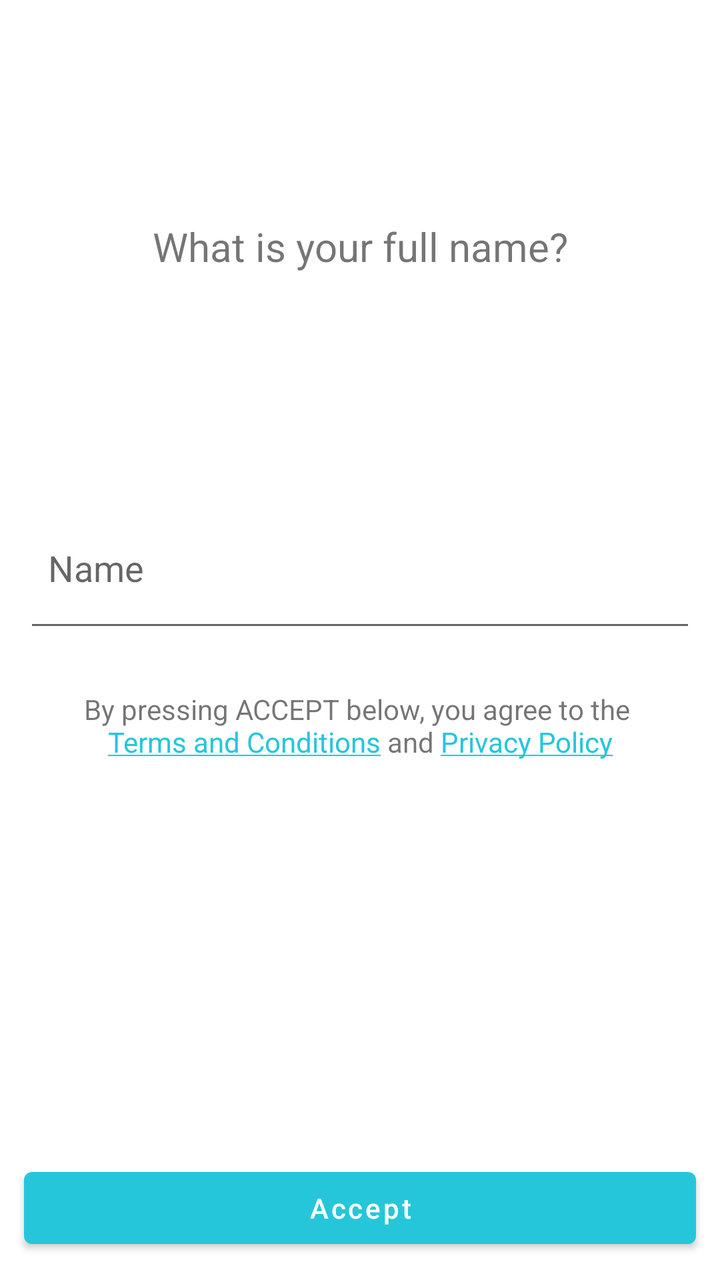
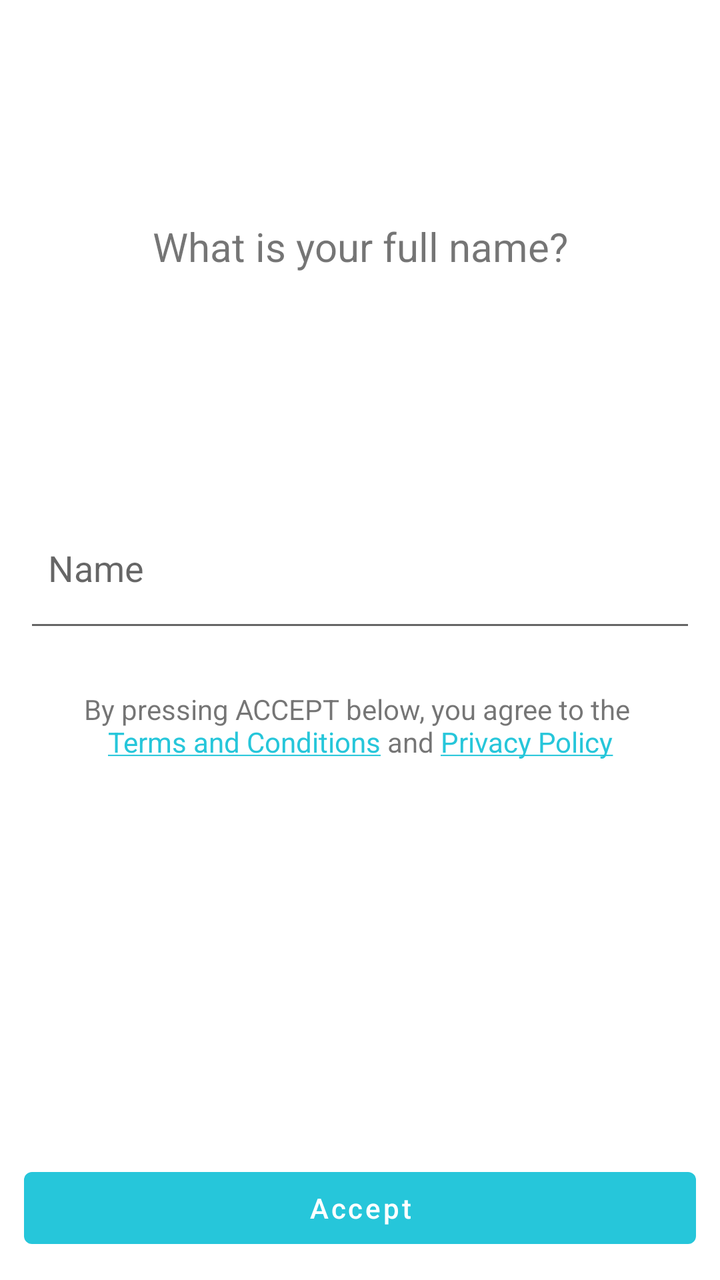

Two renders of the same Android screen: before a commit and after it. Below are the layout's source before the change and the commit's diff.
<!-- AndroidManifest.xml: activity theme LoggedOutTheme -->
<!-- res/layout/activity_terms.xml -->
<?xml version="1.0" encoding="utf-8"?>
<RelativeLayout
    xmlns:android="http://schemas.android.com/apk/res/android"
    xmlns:app="http://schemas.android.com/apk/res-auto"
    xmlns:tools="http://schemas.android.com/tools"
    android:layout_width="match_parent"
    android:layout_height="match_parent">
    <LinearLayout
        android:layout_width="match_parent"
        android:layout_height="match_parent"
        android:orientation="vertical"
        tools:context="com.oo0o0o.colorphoria.activities.loggedoutactivites.BirthdayActivity">


        <TextView
            android:id="@+id/name_prompt_text_view"
            android:layout_width="match_parent"
            android:layout_height="0dp"
            android:layout_weight="3"
            android:gravity="center"
            android:layout_margin="@dimen/activity_horizontal_margin"
            android:textSize="20sp"
            android:breakStrategy="simple"
            android:text="@string/enter_name" />

        <EditText
            android:id="@+id/name_edit_text"
            android:layout_width="match_parent"
            android:layout_height="0dp"
            android:layout_weight="1"
            android:hint="@string/name_placeholder"
            android:layout_marginLeft="@dimen/activity_horizontal_margin"
            android:layout_marginRight="@dimen/activity_horizontal_margin"
            android:padding="@dimen/activity_horizontal_margin"
            android:inputType="textCapWords" />

        <TextView
            android:id="@+id/terms_agreement_text_view"
            android:paddingTop="@dimen/activity_horizontal_margin"
            android:gravity="center|top"
            android:layout_width="match_parent"
            android:layout_height="0dp"
            android:layout_weight="3"
            android:layout_margin="@dimen/activity_horizontal_margin"
            android:textSize="14sp"
            android:breakStrategy="simple"
            android:text="@string/terms_info" />

        <Button
            android:id="@+id/terms_continue_button"
            android:layout_width="match_parent"
            android:layout_height="wrap_content"
            android:text="@string/terms_continue"
            android:gravity="center"
            android:layout_margin="@dimen/activity_horizontal_margin"
            android:textAllCaps="false"
            android:onClick="onAccept"/>
    </LinearLayout>

    <include layout="@layout/progress"></include>
</RelativeLayout>
<!-- res/layout/progress.xml (included above) -->
<?xml version="1.0" encoding="utf-8"?>
<RelativeLayout xmlns:android="http://schemas.android.com/apk/res/android"
android:id="@+id/progress_bar_layout"
android:layout_width="match_parent"
android:layout_height="match_parent"
android:background="#99000000"
android:visibility="gone">
<ProgressBar
    style="?android:attr/progressBarStyleLarge"
    android:layout_width="wrap_content"
    android:layout_height="wrap_content"
    android:id="@+id/progress_bar"
    android:layout_centerVertical="true"
    android:layout_centerHorizontal="true"
    android:indeterminate="true"
    android:visibility="visible"/>
</RelativeLayout>
<!-- resources referenced by this layout -->
<resources>
  <dimen name="activity_horizontal_margin">12dp</dimen>
  <string name="enter_name">What is your full name?</string>
  <string name="name_placeholder">Name</string>
  <string name="terms_continue">Accept</string>
  <string name="terms_info">By pressing ACCEPT below, you agree to the \n<a href="https://www.websitepolicies.com/policies/view/Qe1SlB">Terms and Conditions</a> and <a href="https://www.websitepolicies.com/policies/view/5Rij1h">Privacy Policy</a></string>
  <style name="LoggedOutTheme" parent="AppTheme">
          <item name="windowActionBar">false</item>
          <item name="windowNoTitle">true</item>
      </style>
  <style name="AppTheme" parent="BaseTheme">
      </style>
  <style name="BaseTheme" parent="Theme.MaterialComponents.Light.DarkActionBar">
          <item name="colorPrimary">@color/colorSecondary</item>
          <item name="colorPrimaryDark">@color/colorSecondaryDark</item> 
          <item name="colorAccent">@color/colorSecondary</item> 
  
      </style>
  <color name="colorSecondary">#ff26c6da</color>
  <color name="colorSecondaryDark">#ff0095a8</color>
</resources>

<!-- the commit's change to res/layout/activity_terms.xml (unified diff, before → after) -->
@@ -46,10 +46,11 @@
             android:breakStrategy="simple"
             android:text="@string/terms_info" />
 
-        <Button
+        <com.google.android.material.button.MaterialButton
             android:id="@+id/terms_continue_button"
             android:layout_width="match_parent"
             android:layout_height="wrap_content"
+            style="@style/Widget.MaterialComponents.Button.UnelevatedButton"
             android:text="@string/terms_continue"
             android:gravity="center"
             android:layout_margin="@dimen/activity_horizontal_margin"
